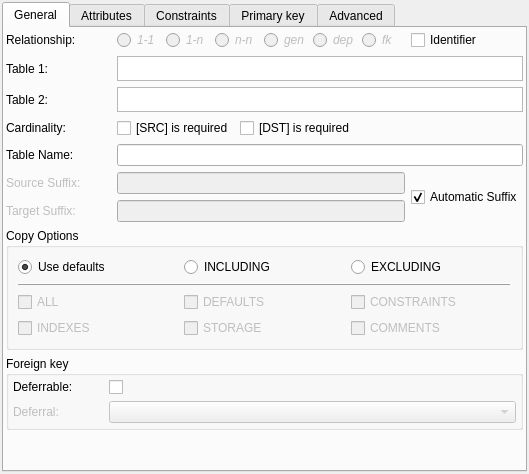
First picture: the form in libpgmodeler_ui/ui/relationshipwidget.ui, repository pgmodeler/pgmodeler, before the edit.
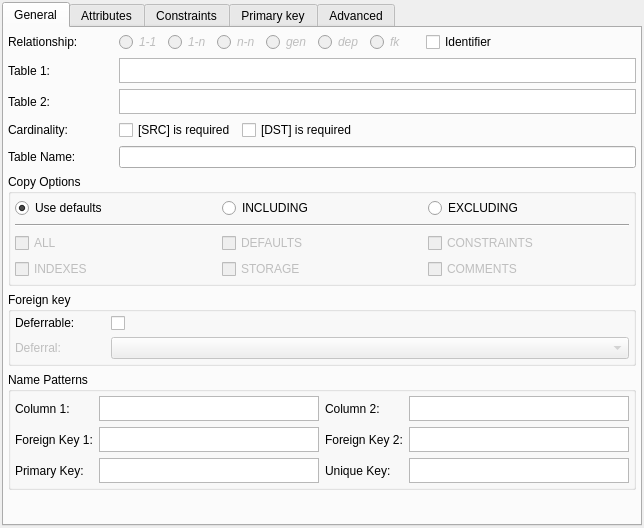
Second picture: the form after the edit.

Commit message: Relationships now supports patterns to define generated objects names (issue #85, #229). The manual suffix and auto-suffix generation are deprecated.

Patch:
```diff
--- a/libpgmodeler_ui/ui/relationshipwidget.ui
+++ b/libpgmodeler_ui/ui/relationshipwidget.ui
@@ -6,8 +6,8 @@
    <rect>
     <x>0</x>
     <y>0</y>
-    <width>529</width>
-    <height>474</height>
+    <width>644</width>
+    <height>528</height>
    </rect>
   </property>
   <property name="sizePolicy">
@@ -19,20 +19,29 @@
   <property name="minimumSize">
    <size>
     <width>480</width>
-    <height>270</height>
+    <height>0</height>
    </size>
   </property>
   <property name="windowTitle">
    <string>Form</string>
   </property>
   <layout class="QGridLayout" name="relationship_grid">
-   <property name="margin">
+   <property name="leftMargin">
+    <number>2</number>
+   </property>
+   <property name="topMargin">
+    <number>2</number>
+   </property>
+   <property name="rightMargin">
+    <number>2</number>
+   </property>
+   <property name="bottomMargin">
     <number>2</number>
    </property>
    <property name="spacing">
     <number>6</number>
    </property>
-   <item row="0" column="0">
+   <item row="1" column="0">
     <widget class="QTabWidget" name="rel_attribs_tbw">
      <property name="sizePolicy">
       <sizepolicy hsizetype="Preferred" vsizetype="Expanding">
@@ -48,8 +57,17 @@
        <string>General</string>
       </attribute>
       <layout class="QGridLayout" name="gridLayout_3">
-       <property name="margin">
-        <number>2</number>
+       <property name="leftMargin">
+        <number>4</number>
+       </property>
+       <property name="topMargin">
+        <number>4</number>
+       </property>
+       <property name="rightMargin">
+        <number>4</number>
+       </property>
+       <property name="bottomMargin">
+        <number>4</number>
        </property>
        <property name="spacing">
         <number>6</number>
@@ -338,19 +356,6 @@
          </property>
         </widget>
        </item>
-       <item row="9" column="1">
-        <spacer name="verticalSpacer">
-         <property name="orientation">
-          <enum>Qt::Vertical</enum>
-         </property>
-         <property name="sizeHint" stdset="0">
-          <size>
-           <width>20</width>
-           <height>40</height>
-          </size>
-         </property>
-        </spacer>
-       </item>
        <item row="1" column="1" colspan="2">
         <widget class="QTextEdit" name="ref_table_txt">
          <property name="minimumSize">
@@ -390,6 +395,31 @@
          </property>
         </widget>
        </item>
+       <item row="3" column="0">
+        <widget class="QLabel" name="card_lbl">
+         <property name="sizePolicy">
+          <sizepolicy hsizetype="Preferred" vsizetype="Preferred">
+           <horstretch>0</horstretch>
+           <verstretch>0</verstretch>
+          </sizepolicy>
+         </property>
+         <property name="minimumSize">
+          <size>
+           <width>0</width>
+           <height>0</height>
+          </size>
+         </property>
+         <property name="maximumSize">
+          <size>
+           <width>16777215</width>
+           <height>16777215</height>
+          </size>
+         </property>
+         <property name="text">
+          <string>Cardinality:</string>
+         </property>
+        </widget>
+       </item>
        <item row="2" column="0">
         <widget class="QLabel" name="recv_table_lbl">
          <property name="sizePolicy">
@@ -415,6 +445,34 @@
          </property>
         </widget>
        </item>
+       <item row="4" column="0">
+        <widget class="QLabel" name="relnn_tab_name_lbl">
+         <property name="sizePolicy">
+          <sizepolicy hsizetype="Preferred" vsizetype="Preferred">
+           <horstretch>0</horstretch>
+           <verstretch>0</verstretch>
+          </sizepolicy>
+         </property>
+         <property name="minimumSize">
+          <size>
+           <width>0</width>
+           <height>0</height>
+          </size>
+         </property>
+         <property name="maximumSize">
+          <size>
+           <width>16777215</width>
+           <height>16777215</height>
+          </size>
+         </property>
+         <property name="toolTip">
+          <string>Name of the table generated from many to many relationship</string>
+         </property>
+         <property name="text">
+          <string>Table Name:</string>
+         </property>
+        </widget>
+       </item>
        <item row="2" column="1" colspan="2">
         <widget class="QTextEdit" name="recv_table_txt">
          <property name="minimumSize">
@@ -454,31 +512,6 @@
          </property>
         </widget>
        </item>
-       <item row="3" column="0">
-        <widget class="QLabel" name="card_lbl">
-         <property name="sizePolicy">
-          <sizepolicy hsizetype="Preferred" vsizetype="Preferred">
-           <horstretch>0</horstretch>
-           <verstretch>0</verstretch>
-          </sizepolicy>
-         </property>
-         <property name="minimumSize">
-          <size>
-           <width>0</width>
-           <height>0</height>
-          </size>
-         </property>
-         <property name="maximumSize">
-          <size>
-           <width>16777215</width>
-           <height>16777215</height>
-          </size>
-         </property>
-         <property name="text">
-          <string>Cardinality:</string>
-         </property>
-        </widget>
-       </item>
        <item row="3" column="1" colspan="2">
         <layout class="QHBoxLayout" name="horizontalLayout_2">
          <item>
@@ -509,117 +542,7 @@
          </item>
         </layout>
        </item>
-       <item row="4" column="0">
-        <widget class="QLabel" name="relnn_tab_name_lbl">
-         <property name="sizePolicy">
-          <sizepolicy hsizetype="Preferred" vsizetype="Preferred">
-           <horstretch>0</horstretch>
-           <verstretch>0</verstretch>
-          </sizepolicy>
-         </property>
-         <property name="minimumSize">
-          <size>
-           <width>0</width>
-           <height>0</height>
-          </size>
-         </property>
-         <property name="maximumSize">
-          <size>
-           <width>16777215</width>
-           <height>16777215</height>
-          </size>
-         </property>
-         <property name="toolTip">
-          <string>Name of the table generated from many to many relationship</string>
-         </property>
-         <property name="text">
-          <string>Table Name:</string>
-         </property>
-        </widget>
-       </item>
-       <item row="5" column="0">
-        <widget class="QLabel" name="src_suffix_lbl">
-         <property name="enabled">
-          <bool>false</bool>
-         </property>
-         <property name="sizePolicy">
-          <sizepolicy hsizetype="Preferred" vsizetype="Preferred">
-           <horstretch>0</horstretch>
-           <verstretch>0</verstretch>
-          </sizepolicy>
-         </property>
-         <property name="minimumSize">
-          <size>
-           <width>0</width>
-           <height>0</height>
-          </size>
-         </property>
-         <property name="maximumSize">
-          <size>
-           <width>16777215</width>
-           <height>16777215</height>
-          </size>
-         </property>
-         <property name="text">
-          <string>Source Suffix:</string>
-         </property>
-        </widget>
-       </item>
-       <item row="5" column="1">
-        <widget class="QLineEdit" name="src_suffix_edt">
-         <property name="enabled">
-          <bool>false</bool>
-         </property>
-         <property name="maximumSize">
-          <size>
-           <width>16777215</width>
-           <height>16777215</height>
-          </size>
-         </property>
-        </widget>
-       </item>
-       <item row="6" column="0">
-        <widget class="QLabel" name="dst_suffix_lbl">
-         <property name="enabled">
-          <bool>false</bool>
-         </property>
-         <property name="sizePolicy">
-          <sizepolicy hsizetype="Preferred" vsizetype="Preferred">
-           <horstretch>0</horstretch>
-           <verstretch>0</verstretch>
-          </sizepolicy>
-         </property>
-         <property name="minimumSize">
-          <size>
-           <width>0</width>
-           <height>0</height>
-          </size>
-         </property>
-         <property name="maximumSize">
-          <size>
-           <width>16777215</width>
-           <height>16777215</height>
-          </size>
-         </property>
-         <property name="text">
-          <string>Target Suffix:</string>
-         </property>
-        </widget>
-       </item>
-       <item row="6" column="1">
-        <widget class="QLineEdit" name="dst_suffix_edt">
-         <property name="enabled">
-          <bool>false</bool>
-         </property>
-         <property name="maximumSize">
-          <size>
-           <width>16777215</width>
-           <height>16777215</height>
-          </size>
-         </property>
-        </widget>
-       </item>
-       <item row="8" column="0" colspan="3">
+       <item row="7" column="0" colspan="3">
         <widget class="QGroupBox" name="foreign_key_gb">
          <property name="sizePolicy">
           <sizepolicy hsizetype="Expanding" vsizetype="Fixed">
@@ -631,7 +554,16 @@
           <string>Foreign key</string>
          </property>
          <layout class="QGridLayout" name="gridLayout_2">
-          <property name="margin">
+          <property name="leftMargin">
+           <number>4</number>
+          </property>
+          <property name="topMargin">
+           <number>4</number>
+          </property>
+          <property name="rightMargin">
+           <number>4</number>
+          </property>
+          <property name="bottomMargin">
            <number>4</number>
           </property>
           <property name="spacing">
@@ -746,26 +678,10 @@
          </layout>
         </widget>
        </item>
-       <item row="5" column="2" rowspan="2">
-        <widget class="QCheckBox" name="auto_suffix_chk">
-         <property name="sizePolicy">
-          <sizepolicy hsizetype="Minimum" vsizetype="Preferred">
-           <horstretch>0</horstretch>
-           <verstretch>0</verstretch>
-          </sizepolicy>
-         </property>
-         <property name="text">
-          <string>Automatic Suffix</string>
-         </property>
-         <property name="checked">
-          <bool>true</bool>
-         </property>
-        </widget>
-       </item>
-       <item row="7" column="0" colspan="3">
+       <item row="6" column="0" colspan="3">
         <widget class="QGroupBox" name="copy_options_grp">
          <property name="sizePolicy">
-          <sizepolicy hsizetype="Preferred" vsizetype="Expanding">
+          <sizepolicy hsizetype="Preferred" vsizetype="Fixed">
            <horstretch>0</horstretch>
            <verstretch>0</verstretch>
           </sizepolicy>
@@ -774,6 +690,18 @@
           <string>Copy Options</string>
          </property>
          <layout class="QGridLayout" name="gridLayout_4">
+          <property name="leftMargin">
+           <number>4</number>
+          </property>
+          <property name="topMargin">
+           <number>4</number>
+          </property>
+          <property name="rightMargin">
+           <number>4</number>
+          </property>
+          <property name="bottomMargin">
+           <number>4</number>
+          </property>
           <item row="3" column="0">
            <widget class="QCheckBox" name="indexes_chk">
             <property name="enabled">
@@ -876,13 +804,253 @@
              <enum>QFrame::HLine</enum>
             </property>
             <property name="frameShadow">
-             <enum>QFrame::Raised</enum>
+             <enum>QFrame::Sunken</enum>
             </property>
            </widget>
           </item>
          </layout>
         </widget>
        </item>
+       <item row="8" column="0" colspan="3">
+        <widget class="QGroupBox" name="name_patterns_grp">
+         <property name="sizePolicy">
+          <sizepolicy hsizetype="Preferred" vsizetype="Expanding">
+           <horstretch>0</horstretch>
+           <verstretch>0</verstretch>
+          </sizepolicy>
+         </property>
+         <property name="font">
+          <font>
+           <italic>false</italic>
+          </font>
+         </property>
+         <property name="title">
+          <string>Name Patterns</string>
+         </property>
+         <property name="checkable">
+          <bool>false</bool>
+         </property>
+         <layout class="QGridLayout" name="gridLayout_5">
+          <property name="leftMargin">
+           <number>4</number>
+          </property>
+          <property name="topMargin">
+           <number>4</number>
+          </property>
+          <property name="rightMargin">
+           <number>4</number>
+          </property>
+          <property name="bottomMargin">
+           <number>4</number>
+          </property>
+          <item row="0" column="0">
+           <widget class="QLabel" name="src_col_pattern_lbl">
+            <property name="text">
+             <string>Column 1:</string>
+            </property>
+           </widget>
+          </item>
+          <item row="0" column="1">
+           <widget class="QTextEdit" name="src_col_pattern_txt">
+            <property name="sizePolicy">
+             <sizepolicy hsizetype="Expanding" vsizetype="Fixed">
+              <horstretch>0</horstretch>
+              <verstretch>0</verstretch>
+             </sizepolicy>
+            </property>
+            <property name="minimumSize">
+             <size>
+              <width>0</width>
+              <height>25</height>
+             </size>
+            </property>
+            <property name="maximumSize">
+             <size>
+              <width>16777215</width>
+              <height>25</height>
+             </size>
+            </property>
+            <property name="tabChangesFocus">
+             <bool>true</bool>
+            </property>
+           </widget>
+          </item>
+          <item row="0" column="2">
+           <widget class="QLabel" name="dst_col_pattern_lbl">
+            <property name="text">
+             <string>Column 2:</string>
+            </property>
+           </widget>
+          </item>
+          <item row="0" column="3">
+           <widget class="QTextEdit" name="dst_col_pattern_txt">
+            <property name="sizePolicy">
+             <sizepolicy hsizetype="Expanding" vsizetype="Fixed">
+              <horstretch>0</horstretch>
+              <verstretch>0</verstretch>
+             </sizepolicy>
+            </property>
+            <property name="minimumSize">
+             <size>
+              <width>0</width>
+              <height>25</height>
+             </size>
+            </property>
+            <property name="maximumSize">
+             <size>
+              <width>16777215</width>
+              <height>25</height>
+             </size>
+            </property>
+            <property name="tabChangesFocus">
+             <bool>true</bool>
+            </property>
+           </widget>
+          </item>
+          <item row="1" column="0">
+           <widget class="QLabel" name="src_fk_pattern_lbl">
+            <property name="text">
+             <string>Foreign Key 1:</string>
+            </property>
+           </widget>
+          </item>
+          <item row="1" column="1">
+           <widget class="QTextEdit" name="src_fk_pattern_txt">
+            <property name="sizePolicy">
+             <sizepolicy hsizetype="Expanding" vsizetype="Fixed">
+              <horstretch>0</horstretch>
+              <verstretch>0</verstretch>
+             </sizepolicy>
+            </property>
+            <property name="minimumSize">
+             <size>
+              <width>0</width>
+              <height>25</height>
+             </size>
+            </property>
+            <property name="maximumSize">
+             <size>
+              <width>16777215</width>
+              <height>25</height>
+             </size>
+            </property>
+            <property name="tabChangesFocus">
+             <bool>true</bool>
+            </property>
+           </widget>
+          </item>
+          <item row="1" column="2">
+           <widget class="QLabel" name="dst_fk_pattern_lbl">
+            <property name="text">
+             <string>Foreign Key 2:</string>
+            </property>
+           </widget>
+          </item>
+          <item row="1" column="3">
+           <widget class="QTextEdit" name="dst_fk_pattern_txt">
+            <property name="sizePolicy">
+             <sizepolicy hsizetype="Expanding" vsizetype="Fixed">
+              <horstretch>0</horstretch>
+              <verstretch>0</verstretch>
+             </sizepolicy>
+            </property>
+            <property name="minimumSize">
+             <size>
+              <width>0</width>
+              <height>25</height>
+             </size>
+            </property>
+            <property name="maximumSize">
+             <size>
+              <width>16777215</width>
+              <height>25</height>
+             </size>
+            </property>
+            <property name="tabChangesFocus">
+             <bool>true</bool>
+            </property>
+           </widget>
+          </item>
+          <item row="2" column="0">
+           <widget class="QLabel" name="pk_pattern_lbl">
+            <property name="text">
+             <string>Primary Key:</string>
+            </property>
+           </widget>
+          </item>
+          <item row="2" column="1">
+           <widget class="QTextEdit" name="pk_pattern_txt">
+            <property name="sizePolicy">
+             <sizepolicy hsizetype="Expanding" vsizetype="Fixed">
+              <horstretch>0</horstretch>
+              <verstretch>0</verstretch>
+             </sizepolicy>
+            </property>
+            <property name="minimumSize">
+             <size>
+              <width>0</width>
+              <height>25</height>
+             </size>
+            </property>
+            <property name="maximumSize">
+             <size>
+              <width>16777215</width>
+              <height>25</height>
+             </size>
+            </property>
+            <property name="tabChangesFocus">
+             <bool>true</bool>
+            </property>
+           </widget>
+          </item>
+          <item row="2" column="2">
+           <widget class="QLabel" name="uq_pattern_lbl">
+            <property name="text">
+             <string>Unique Key:</string>
+            </property>
+           </widget>
+          </item>
+          <item row="2" column="3">
+           <widget class="QTextEdit" name="uq_pattern_txt">
+            <property name="sizePolicy">
+             <sizepolicy hsizetype="Expanding" vsizetype="Fixed">
+              <horstretch>0</horstretch>
+              <verstretch>0</verstretch>
+             </sizepolicy>
+            </property>
+            <property name="minimumSize">
+             <size>
+              <width>0</width>
+              <height>25</height>
+             </size>
+            </property>
+            <property name="maximumSize">
+             <size>
+              <width>16777215</width>
+              <height>25</height>
+             </size>
+            </property>
+            <property name="tabChangesFocus">
+             <bool>true</bool>
+            </property>
+           </widget>
+          </item>
+         </layout>
+        </widget>
+       </item>
+       <item row="9" column="0">
+        <spacer name="verticalSpacer">
+         <property name="orientation">
+          <enum>Qt::Vertical</enum>
+         </property>
+         <property name="sizeHint" stdset="0">
+          <size>
+           <width>20</width>
+           <height>40</height>
+          </size>
+         </property>
+        </spacer>
+       </item>
       </layout>
      </widget>
      <widget class="QWidget" name="tab_3">
@@ -900,8 +1068,17 @@
        <string>Primary key</string>
       </attribute>
       <layout class="QGridLayout" name="gridLayout">
-       <property name="margin">
-        <number>2</number>
+       <property name="leftMargin">
+        <number>4</number>
+       </property>
+       <property name="topMargin">
+        <number>4</number>
+       </property>
+       <property name="rightMargin">
+        <number>4</number>
+       </property>
+       <property name="bottomMargin">
+        <number>4</number>
        </property>
        <property name="spacing">
         <number>6</number>
@@ -920,6 +1097,12 @@
          <property name="selectionMode">
           <enum>QAbstractItemView::NoSelection</enum>
          </property>
+         <property name="spacing">
+          <number>2</number>
+         </property>
+         <property name="uniformItemSizes">
+          <bool>true</bool>
+         </property>
         </widget>
        </item>
       </layout>
```
The commit also changes 26 other files.
